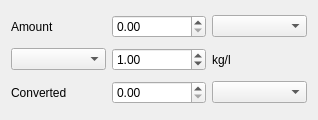
Qt form anymeal/converter_window.ui (wedesoft/anymeal) before a commit.
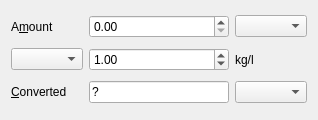
The same form after that commit.

What changed in the file:
```diff
--- a/anymeal/converter_window.ui
+++ b/anymeal/converter_window.ui
@@ -17,7 +17,10 @@
    <item row="0" column="0">
     <widget class="QLabel" name="source_label">
      <property name="text">
-      <string>Amount</string>
+      <string>A&amp;mount</string>
+     </property>
+     <property name="buddy">
+      <cstring>source_amount_spin</cstring>
      </property>
     </widget>
    </item>
@@ -48,19 +51,29 @@
    <item row="2" column="0">
     <widget class="QLabel" name="dest_label">
      <property name="text">
-      <string>Converted</string>
+      <string>&amp;Converted</string>
+     </property>
+     <property name="buddy">
+      <cstring>dest_amount_edit</cstring>
      </property>
     </widget>
    </item>
-   <item row="2" column="1">
-    <widget class="QDoubleSpinBox" name="dest_amount_spin"/>
-   </item>
    <item row="2" column="2">
     <widget class="QComboBox" name="dest_unit_combo"/>
    </item>
    <item row="1" column="0">
     <widget class="QComboBox" name="preset_combo"/>
    </item>
+   <item row="2" column="1">
+    <widget class="QLineEdit" name="dest_amount_edit">
+     <property name="text">
+      <string>?</string>
+     </property>
+     <property name="readOnly">
+      <bool>true</bool>
+     </property>
+    </widget>
+   </item>
   </layout>
  </widget>
  <resources/>
```
Left out of the diff: 8 changed lines with no effect on the pictures.
